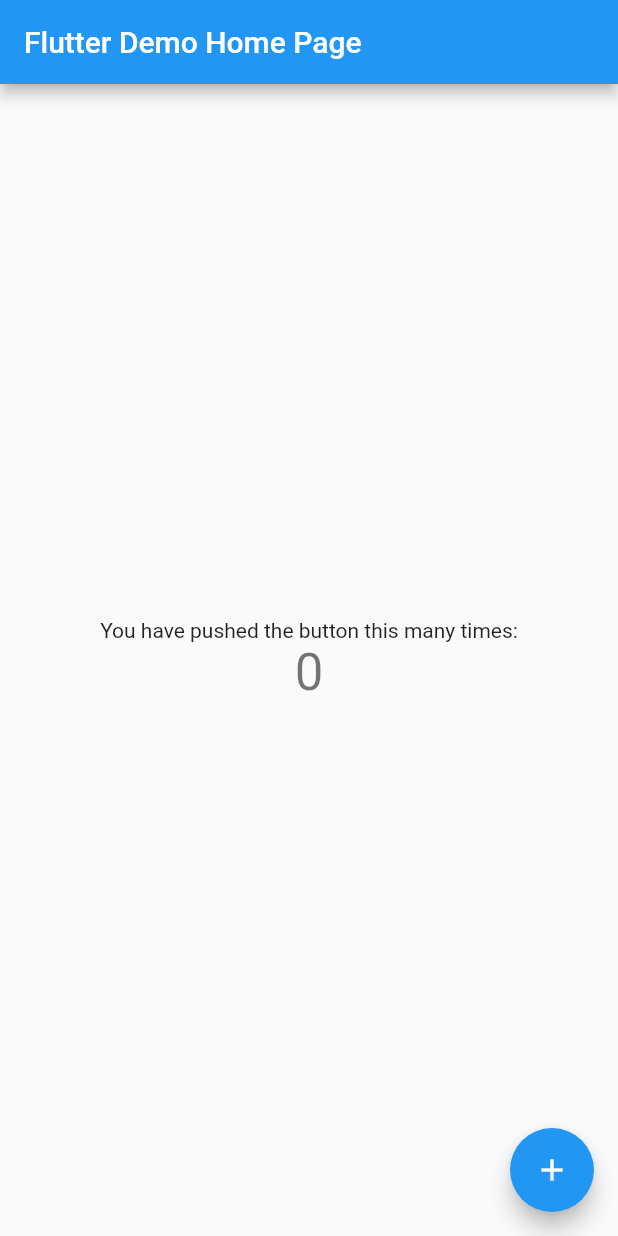
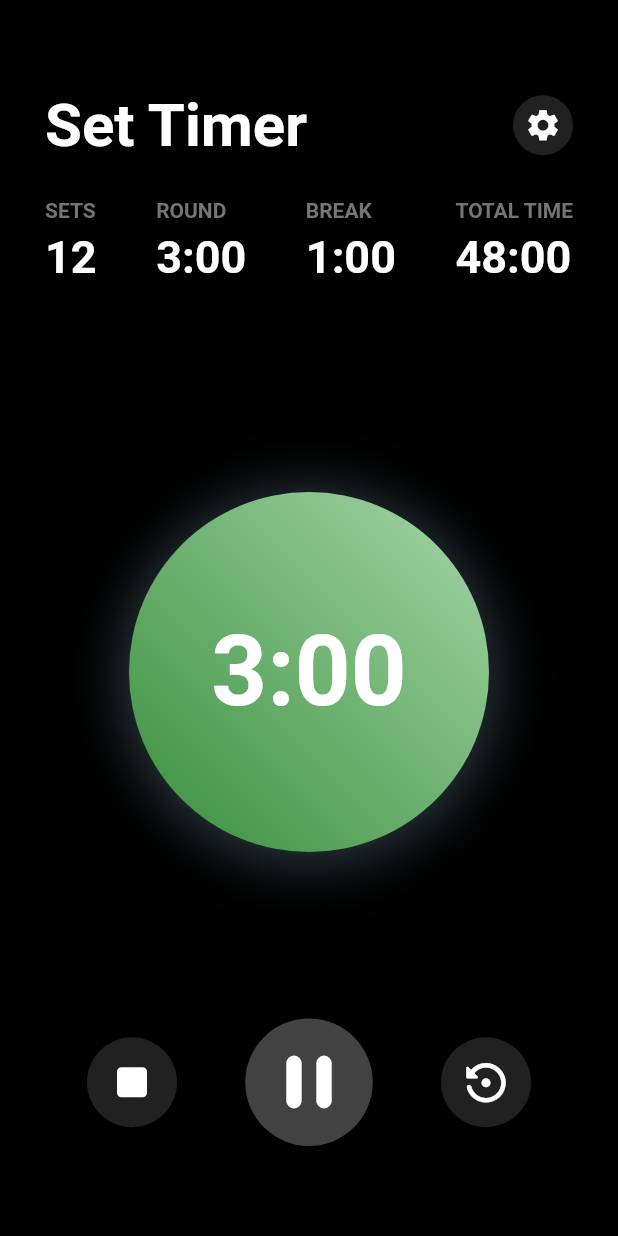
Before and after one commit to luggy-wuggy/rxdart_provider_timer, a Flutter app: the screen it shows after launch, on a phone screen of 412 x 824 dp. Run offline on Flutter 3.47's test engine with Material 2 defaults, Android fonts, the phone set to English and light mode, and no system bars; our stand-ins replace flutter_bloc, google_fonts, rxdart, sleek_circular_slider.

Commit message:
created timerbloc and injected streams into UI

```diff
--- /dev/null
+++ b/clean_ui_timer_rx/lib/bloc/timer_bloc.dart
@@ -0,0 +1,41 @@
+import 'dart:async';
+import 'package:rxdart/rxdart.dart';
+
+class TimerBloc {
+  late BehaviorSubject<String> _subjectTimeDisplay;
+  late BehaviorSubject<String> _subjectRoundTimeDisplay;
+  late BehaviorSubject<String> _subjectBreakTimeDisplay;
+  late BehaviorSubject<String> _subjectTotalTimeDisplay;
+  late BehaviorSubject<String> _subjectSetsDisplay;
+
+  String initialTimeDisplay = "3:00";
+  String initialRoundTimeDisplay = "3:00";
+  String initialBreakTimeDisplay = "1:00";
+  String initialSetsDisplay = "12";
+  String initialTotalTimeDisplay = "48:00";
+
+  TimerBloc() {
+    _subjectTimeDisplay = BehaviorSubject<String>.seeded(initialTimeDisplay);
+    _subjectRoundTimeDisplay =
+        BehaviorSubject<String>.seeded(initialRoundTimeDisplay);
+    _subjectBreakTimeDisplay =
+        BehaviorSubject<String>.seeded(initialBreakTimeDisplay);
+    _subjectTotalTimeDisplay =
+        BehaviorSubject<String>.seeded(initialTotalTimeDisplay);
+    _subjectSetsDisplay = BehaviorSubject<String>.seeded(initialSetsDisplay);
+  }
+
+  Stream<String> get timeObservable => _subjectTimeDisplay.stream;
+  Stream<String> get roundTimeObservable => _subjectRoundTimeDisplay.stream;
+  Stream<String> get breakTimeObservable => _subjectBreakTimeDisplay.stream;
+  Stream<String> get totalTimeObservable => _subjectTotalTimeDisplay.stream;
+  Stream<String> get setObservable => _subjectSetsDisplay.stream;
+
+  void dispose() {
+    _subjectTimeDisplay.close();
+    _subjectRoundTimeDisplay.close();
+    _subjectBreakTimeDisplay.close();
+    _subjectTotalTimeDisplay.close();
+    _subjectSetsDisplay.close();
+  }
+}
--- /dev/null
+++ b/clean_ui_timer_rx/lib/global/text_style.dart
@@ -0,0 +1,26 @@
+import 'package:flutter/material.dart';
+import 'package:google_fonts/google_fonts.dart';
+
+TextStyle kTitleStyle = GoogleFonts.roboto(
+  fontSize: 40,
+  color: Colors.white,
+  fontWeight: FontWeight.w700,
+);
+
+TextStyle kSubTitleTabStyle = GoogleFonts.roboto(
+  color: Colors.grey[600],
+  fontWeight: FontWeight.w600,
+  fontSize: 14,
+);
+
+TextStyle kTitleTabStyle = GoogleFonts.roboto(
+  color: Colors.white,
+  fontWeight: FontWeight.w700,
+  fontSize: 30,
+);
+
+TextStyle kTimerStyle = GoogleFonts.roboto(
+  color: Colors.white,
+  fontSize: 65,
+  fontWeight: FontWeight.w700,
+);
--- a/clean_ui_timer_rx/lib/main.dart
+++ b/clean_ui_timer_rx/lib/main.dart
@@ -1,4 +1,8 @@
 import 'package:flutter/material.dart';
+import 'package:provider/provider.dart';
+
+import 'package:clean_ui_timer_rx/screens/home.dart';
+import 'package:clean_ui_timer_rx/bloc/timer_bloc.dart';
 
 void main() {
   runApp(const MyApp());
@@ -10,106 +14,11 @@
   // This widget is the root of your application.
   @override
   Widget build(BuildContext context) {
-    return MaterialApp(
-      title: 'Flutter Demo',
-      theme: ThemeData(
-        // This is the theme of your application.
-        //
-        // Try running your application with "flutter run". You'll see the
-        // application has a blue toolbar. Then, without quitting the app, try
-        // changing the primarySwatch below to Colors.green and then invoke
-        // "hot reload" (press "r" in the console where you ran "flutter run",
-        // or simply save your changes to "hot reload" in a Flutter IDE).
-        // Notice that the counter didn't reset back to zero; the application
-        // is not restarted.
-        primarySwatch: Colors.blue,
+    return Provider(
+      create: (context) => TimerBloc(),
+      child: const MaterialApp(
+        home: Home(),
       ),
-      home: const MyHomePage(title: 'Flutter Demo Home Page'),
     );
   }
 }
-
-class MyHomePage extends StatefulWidget {
-  const MyHomePage({Key? key, required this.title}) : super(key: key);
-
-  // This widget is the home page of your application. It is stateful, meaning
-  // that it has a State object (defined below) that contains fields that affect
-  // how it looks.
-
-  // This class is the configuration for the state. It holds the values (in this
-  // case the title) provided by the parent (in this case the App widget) and
-  // used by the build method of the State. Fields in a Widget subclass are
-  // always marked "final".
-
-  final String title;
-
-  @override
-  State<MyHomePage> createState() => _MyHomePageState();
-}
-
-class _MyHomePageState extends State<MyHomePage> {
-  int _counter = 0;
-
-  void _incrementCounter() {
-    setState(() {
-      // This call to setState tells the Flutter framework that something has
-      // changed in this State, which causes it to rerun the build method below
-      // so that the display can reflect the updated values. If we changed
-      // _counter without calling setState(), then the build method would not be
-      // called again, and so nothing would appear to happen.
-      _counter++;
-    });
-  }
-
-  @override
-  Widget build(BuildContext context) {
-    // This method is rerun every time setState is called, for instance as done
-    // by the _incrementCounter method above.
-    //
-    // The Flutter framework has been optimized to make rerunning build methods
-    // fast, so that you can just rebuild anything that needs updating rather
-    // than having to individually change instances of widgets.
-    return Scaffold(
-      appBar: AppBar(
-        // Here we take the value from the MyHomePage object that was created by
-        // the App.build method, and use it to set our appbar title.
-        title: Text(widget.title),
-      ),
-      body: Center(
-        // Center is a layout widget. It takes a single child and positions it
-        // in the middle of the parent.
-        child: Column(
-          // Column is also a layout widget. It takes a list of children and
-          // arranges them vertically. By default, it sizes itself to fit its
-          // children horizontally, and tries to be as tall as its parent.
-          //
-          // Invoke "debug painting" (press "p" in the console, choose the
-          // "Toggle Debug Paint" action from the Flutter Inspector in Android
-          // Studio, or the "Toggle Debug Paint" command in Visual Studio Code)
-          // to see the wireframe for each widget.
-          //
-          // Column has various properties to control how it sizes itself and
-          // how it positions its children. Here we use mainAxisAlignment to
-          // center the children vertically; the main axis here is the vertical
-          // axis because Columns are vertical (the cross axis would be
-          // horizontal).
-          mainAxisAlignment: MainAxisAlignment.center,
-          children: <Widget>[
-            const Text(
-              'You have pushed the button this many times:',
-            ),
-            Text(
-              '$_counter',
-              style: Theme.of(context).textTheme.headline4,
-            ),
-          ],
-        ),
-      ),
-      floatingActionButton: FloatingActionButton(
-        onPressed: _incrementCounter,
-        tooltip: 'Increment',
-        child: const Icon(Icons.add),
-      ), // This trailing comma makes auto-formatting nicer for build methods.
-    );
-  }
-}
--- /dev/null
+++ b/clean_ui_timer_rx/lib/screens/home.dart
@@ -0,0 +1,343 @@
+import 'package:clean_ui_timer_rx/bloc/timer_bloc.dart';
+import 'package:clean_ui_timer_rx/global/text_style.dart';
+import 'package:flutter/material.dart';
+import 'package:provider/provider.dart';
+
+import 'package:google_fonts/google_fonts.dart';
+
+class Home extends StatefulWidget {
+  const Home({Key? key}) : super(key: key);
+
+  @override
+  State<Home> createState() => _HomeState();
+}
+
+class _HomeState extends State<Home> {
+  late TimerBloc _timerBloc;
+
+  // ignore: todo
+  /// TODO : MAKE this boolean into a stream
+  bool isPlaying = true;
+
+  @override
+  void dispose() {
+    super.dispose();
+    _timerBloc.dispose();
+  }
+
+  @override
+  Widget build(BuildContext context) {
+    _timerBloc = Provider.of<TimerBloc>(context);
+
+    return Scaffold(
+      body: Container(
+        color: Colors.black,
+        padding: const EdgeInsets.symmetric(horizontal: 30, vertical: 60),
+        child: Column(
+          mainAxisAlignment: MainAxisAlignment.start,
+          crossAxisAlignment: CrossAxisAlignment.center,
+          children: [
+            headerWidget(),
+            const SizedBox(
+              height: 25,
+            ),
+            subHeaderWidget(context),
+            const Spacer(),
+            timerWidget(),
+            const Spacer(),
+            bottomBarWidget(),
+          ],
+        ),
+      ),
+    );
+  }
+
+  Widget headerWidget() {
+    return Row(
+      mainAxisAlignment: MainAxisAlignment.spaceBetween,
+      children: [
+        StreamBuilder<Object>(
+          stream: _timerBloc.setObservable,
+          builder: (context, snapshot) {
+            return Text(
+              'Set Timer',
+              style: kTitleStyle,
+            );
+          },
+        ),
+        Container(
+          height: 40,
+          width: 40,
+          decoration: BoxDecoration(
+            color: Colors.grey[900],
+            shape: BoxShape.circle,
+          ),
+          alignment: Alignment.center,
+          child: const Icon(
+            Icons.settings,
+            color: Colors.white,
+            size: 25,
+          ),
+        ),
+      ],
+    );
+  }
+
+  Widget subHeaderWidget(BuildContext context) {
+    return SizedBox(
+      height: 85,
+      child: Row(
+        mainAxisAlignment: MainAxisAlignment.spaceBetween,
+        children: [
+          GestureDetector(
+            onTap: () {
+              showModalBottomSheet(
+                backgroundColor: Colors.transparent,
+                elevation: 0,
+                context: context,
+                builder: (BuildContext context) {
+                  return Container(
+                    height: 370,
+                    decoration: BoxDecoration(
+                      gradient: LinearGradient(
+                        colors: [
+                          Colors.grey[400] as Color,
+                          Colors.grey[100] as Color
+                        ],
+                        begin: Alignment.bottomCenter,
+                        end: Alignment.topCenter,
+                      ),
+                      borderRadius: const BorderRadius.only(
+                        topLeft: Radius.circular(45),
+                        topRight: Radius.circular(45),
+                      ),
+                    ),
+                    child: Center(
+                      child: Column(
+                        mainAxisAlignment: MainAxisAlignment.center,
+                        mainAxisSize: MainAxisSize.min,
+                        children: <Widget>[
+                          ListWheelScrollView(
+                            itemExtent: 42,
+                            children: [
+                              Text('1'),
+                              Text('1'),
+                              Text('1'),
+                              Text('1'),
+                            ],
+                          ),
+                          ElevatedButton(
+                            child: const Text('Close BottomSheet'),
+                            onPressed: () => Navigator.pop(context),
+                          )
+                        ],
+                      ),
+                    ),
+                  );
+                },
+              );
+            },
+            child: Column(
+              crossAxisAlignment: CrossAxisAlignment.start,
+              children: [
+                Text(
+                  'SETS',
+                  style: kSubTitleTabStyle,
+                ),
+                const SizedBox(height: 6),
+                StreamBuilder<Object>(
+                  stream: _timerBloc.setObservable,
+                  builder: (context, snapshot) {
+                    return Text(
+                      '${snapshot.data}',
+                      style: kTitleTabStyle,
+                    );
+                  },
+                ),
+              ],
+            ),
+          ),
+          Column(
+            crossAxisAlignment: CrossAxisAlignment.start,
+            children: [
+              Text(
+                'ROUND',
+                style: kSubTitleTabStyle,
+              ),
+              const SizedBox(height: 6),
+              StreamBuilder<Object>(
+                stream: _timerBloc.roundTimeObservable,
+                builder: (context, snapshot) {
+                  return Text(
+                    '${snapshot.data}',
+                    style: kTitleTabStyle,
+                  );
+                },
+              ),
+            ],
+          ),
+          Column(
+            crossAxisAlignment: CrossAxisAlignment.start,
+            children: [
+              Text(
+                'BREAK',
+                style: kSubTitleTabStyle,
+              ),
+              const SizedBox(height: 6),
+              StreamBuilder<Object>(
+                stream: _timerBloc.breakTimeObservable,
+                builder: (context, snapshot) {
+                  return Text(
+                    '${snapshot.data}',
+                    style: kTitleTabStyle,
+                  );
+                },
+              ),
+            ],
+          ),
+          Column(
+            crossAxisAlignment: CrossAxisAlignment.start,
+            children: [
+              Text(
+                'TOTAL TIME',
+                style: kSubTitleTabStyle,
+              ),
+              const SizedBox(height: 6),
+              StreamBuilder<Object>(
+                stream: _timerBloc.totalTimeObservable,
+                builder: (context, snapshot) {
+                  return Text(
+                    '${snapshot.data}',
+                    style: kTitleTabStyle,
+                  );
+                },
+              ),
+            ],
+          ),
+        ],
+      ),
+    );
+  }
+
+  Widget timerWidget() {
+    return AnimatedContainer(
+      duration: const Duration(milliseconds: 400),
+      height: 240,
+      width: 240,
+      decoration: BoxDecoration(
+        boxShadow: [
+          isPlaying
+              ? BoxShadow(
+                  color: Colors.blueGrey[800] as Color,
+                  blurRadius: 35,
+                  blurStyle: BlurStyle.normal,
+                  offset: const Offset(0, 3),
+                )
+              : const BoxShadow(),
+        ],
+        shape: BoxShape.circle,
+        gradient: LinearGradient(
+          colors: <Color>[
+            isPlaying ? Colors.green[700] as Color : Colors.grey[800] as Color,
+            isPlaying ? Colors.green[200] as Color : Colors.grey[800] as Color,
+          ],
+          begin: Alignment.bottomLeft,
+          end: Alignment.topRight,
+        ),
+      ),
+      alignment: Alignment.center,
+      child: StreamBuilder<Object>(
+        stream: _timerBloc.timeObservable,
+        builder: (context, snapshot) {
+          return Text(
+            '${snapshot.data}',
+            style: kTimerStyle,
+          );
+        },
+      ),
+    );
+  }
+
+  Widget bottomBarWidget() {
+    return SizedBox(
+      height: 85,
+      child: Row(
+        mainAxisAlignment: MainAxisAlignment.spaceEvenly,
+        children: [
+          Container(
+            height: 60,
+            width: 60,
+            decoration: BoxDecoration(
+              shape: BoxShape.circle,
+              color: Colors.grey[900],
+            ),
+            alignment: Alignment.center,
+            child: Container(
+              height: 20,
+              width: 20,
+              decoration: const BoxDecoration(
+                borderRadius: BorderRadius.all(Radius.circular(3)),
+                color: Colors.white,
+              ),
+            ),
+          ),
+          GestureDetector(
+            onTap: () {
+              setState(() {
+                isPlaying = !isPlaying;
+              });
+            },
+            child: AnimatedContainer(
+              duration: const Duration(milliseconds: 400),
+              height: 120,
+              width: 120,
+              decoration: BoxDecoration(
+                boxShadow: [
+                  !isPlaying
+                      ? BoxShadow(
+                          color: Colors.blueGrey[800] as Color,
+                          blurRadius: 35,
+                          blurStyle: BlurStyle.normal,
+                          offset: const Offset(0, 3),
+                        )
+                      : const BoxShadow(),
+                ],
+                shape: BoxShape.circle,
+                gradient: LinearGradient(
+                  colors: <Color>[
+                    !isPlaying
+                        ? Colors.green[700] as Color
+                        : Colors.grey[800] as Color,
+                    !isPlaying
+                        ? Colors.green[200] as Color
+                        : Colors.grey[800] as Color,
+                  ],
+                  begin: Alignment.bottomLeft,
+                  end: Alignment.topRight,
+                ),
+              ),
+              child: Icon(
+                isPlaying ? Icons.pause_rounded : Icons.play_arrow_rounded,
+                color: Colors.white,
+                size: 60,
+              ),
+            ),
+          ),
+          Container(
+            height: 60,
+            width: 60,
+            decoration: BoxDecoration(
+              shape: BoxShape.circle,
+              color: Colors.grey[900],
+            ),
+            child: const Icon(
+              Icons.settings_backup_restore_rounded,
+              color: Colors.white,
+              size: 35,
+            ),
+          ),
+        ],
+      ),
+    );
+  }
+}
--- a/clean_ui_timer_rx/pubspec.yaml
+++ b/clean_ui_timer_rx/pubspec.yaml
@@ -29,11 +29,14 @@
 dependencies:
   flutter:
     sdk: flutter
+  rxdart: ^0.27.2
 
 
   # The following adds the Cupertino Icons font to your application.
   # Use with the CupertinoIcons class for iOS style icons.
   cupertino_icons: ^1.0.2
+  google_fonts: ^2.1.0
+  provider: ^6.0.0
 
 dev_dependencies:
   flutter_test:
```
Also changed, not shown: clean_ui_timer_rx/pubspec.lock, 6 other files.
